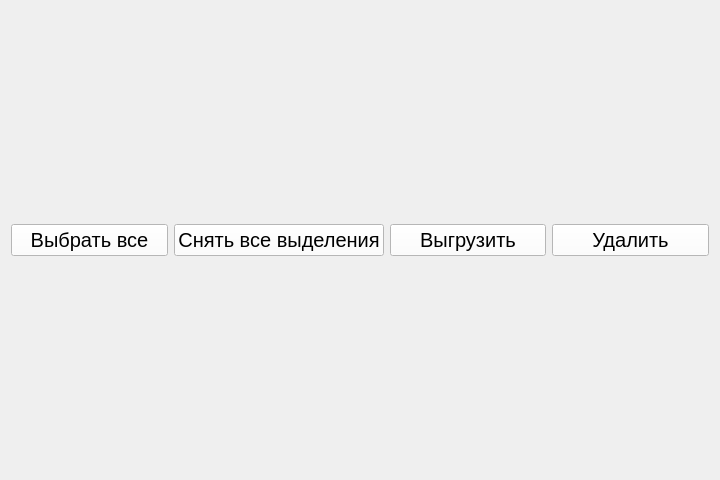
Qt form app/gui/exportdatapage.ui (VictoriaSin/ICPMonitor) before a commit.
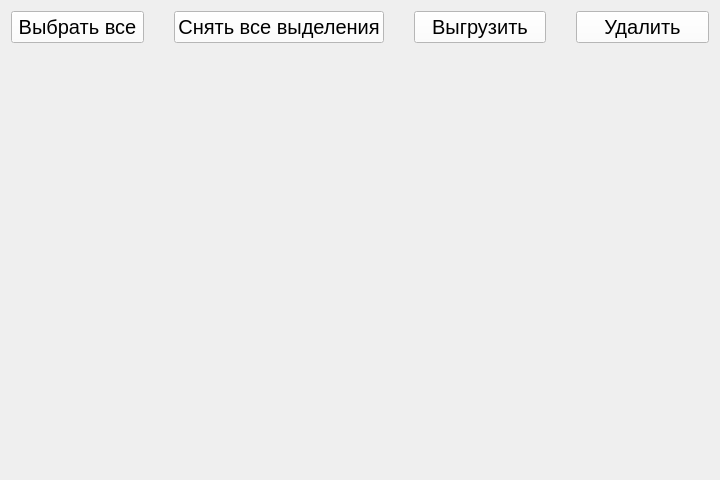
The same form after that commit.

What changed in the file:
```diff
--- a/app/gui/exportdatapage.ui
+++ b/app/gui/exportdatapage.ui
@@ -15,6 +15,17 @@
   </property>
   <layout class="QGridLayout" name="gridLayout">
    <item row="0" column="0">
+    <layout class="QHBoxLayout" name="horizontalLayout">
+     <property name="spacing">
+      <number>30</number>
+     </property>
+     <property name="leftMargin">
+      <number>0</number>
+     </property>
+     <property name="rightMargin">
+      <number>0</number>
+     </property>
+     <item>
     <widget class="QPushButton" name="selectAllButton">
      <property name="font">
       <font>
@@ -29,7 +40,7 @@
      </property>
     </widget>
    </item>
-   <item row="0" column="1">
+     <item>
     <widget class="QPushButton" name="clearAllSelectionsButton">
      <property name="font">
       <font>
@@ -44,7 +55,7 @@
      </property>
     </widget>
    </item>
-   <item row="0" column="2">
+     <item>
     <widget class="QPushButton" name="downloadButton">
      <property name="font">
       <font>
@@ -59,7 +70,7 @@
      </property>
     </widget>
    </item>
-   <item row="0" column="3">
+     <item>
     <widget class="QPushButton" name="deleteButton">
      <property name="font">
       <font>
@@ -74,8 +85,39 @@
      </property>
     </widget>
    </item>
-   <item row="1" column="0" colspan="4">
-    <layout class="QVBoxLayout" name="verticalLayout_2"/>
+    </layout>
+   </item>
+   <item row="1" column="0">
+    <widget class="QScrollArea" name="scrollArea">
+     <property name="frameShape">
+      <enum>QFrame::NoFrame</enum>
+     </property>
+     <property name="lineWidth">
+      <number>0</number>
+     </property>
+     <property name="widgetResizable">
+      <bool>true</bool>
+     </property>
+     <widget class="QWidget" name="scrollAreaWidget">
+      <property name="geometry">
+       <rect>
+        <x>0</x>
+        <y>0</y>
+        <width>708</width>
+        <height>416</height>
+       </rect>
+      </property>
+      <layout class="QGridLayout" name="gridLayout_2">
+       <item row="0" column="0">
+        <layout class="QGridLayout" name="gridLayout1">
+         <property name="spacing">
+          <number>12</number>
+         </property>
+        </layout>
+       </item>
+      </layout>
+     </widget>
+    </widget>
    </item>
   </layout>
  </widget>
```
Lines whose indentation alone changed are shown as unchanged.
